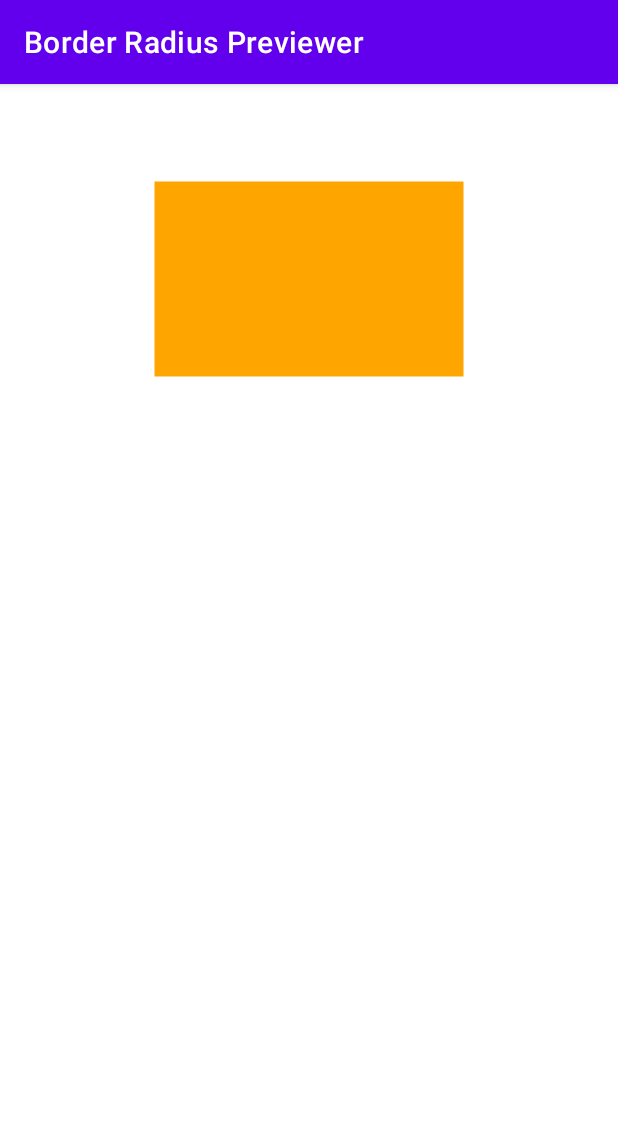
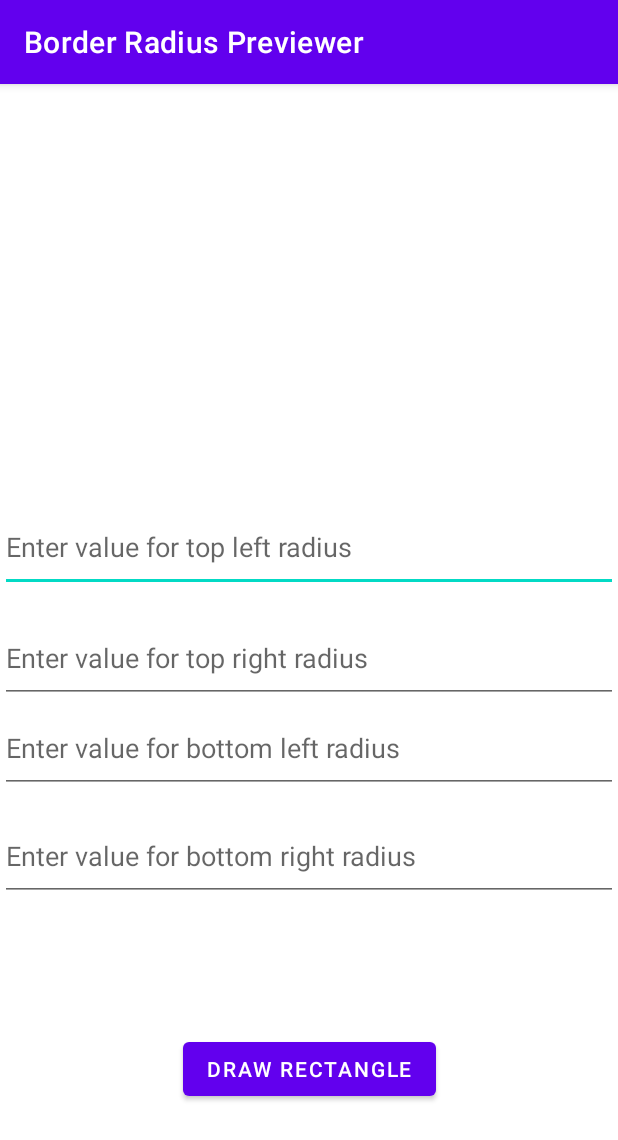
Before and after one commit to kejlor/BorderRadiusPreviewer, an Android app: the screen it shows after launch (MainActivity), on a phone screen of 412 x 824 dp. Shown: the top 1140 px of the screen. Run offline under Robolectric (Android 15) with nearby library versions, the phone set to English and light mode, and no system bars.

Commit message:
Project still need a lot of work. Added edit text fields for each radius and button to draw rectangle.

```diff
--- a/app/src/main/java/com/example/borderradiuspreviewer/DrawRectangle.kt
+++ b/app/src/main/java/com/example/borderradiuspreviewer/DrawRectangle.kt
@@ -3,11 +3,13 @@ package com.example.borderradiuspreviewer
 import android.graphics.*
 import androidx.annotation.ColorInt
 
-class DrawRectangle(@ColorInt private val color: Int) : Painter {
-    private var topLeftRadius = 0f
-    private var topRightRadius = 0f
-    private var bottomLeftRadius = 0f
-    private var bottomRightRadius = 0f
+class DrawRectangle(
+    @ColorInt private val color: Int,
+    private var topLeftRadius: Float,
+    private var topRightRadius: Float,
+    private var bottomLeftRadius: Float,
+    private var bottomRightRadius: Float
+) : Painter {
     private val paint = Paint()
     private val path = Path()
     private val corners = floatArrayOf(
@@ -16,31 +18,17 @@ class DrawRectangle(@ColorInt private val color: Int) : Painter {
         bottomRightRadius, bottomRightRadius,     // Bottom right radius in px
         bottomLeftRadius, bottomLeftRadius      // Bottom left radius in px
     )
+
     override fun paint(canvas: Canvas) {
         drawBackground(canvas)
     }
+
     private fun drawBackground(canvas: Canvas) {
         paint.color = color
         val width = canvas.width.toFloat()
         val height = canvas.height.toFloat()
-        val rectF = RectF(width / 4 ,height / 4, width / 4 * 3, height / 4 * 3)
+        val rectF = RectF(width / 4, height / 4, width / 4 * 3, height / 4 * 3)
         path.addRoundRect(rectF, corners, Path.Direction.CW)
         canvas.drawPath(path, paint)
     }
-    fun changeTopLeftRadius(radius: Float, canvas: Canvas) {
-        topLeftRadius = radius
-        drawBackground(canvas)
-    }
-    fun changeTopRightRadius(radius: Float, canvas: Canvas) {
-        topRightRadius = radius
-        drawBackground(canvas)
-    }
-    fun changeBottomRightRadius(radius: Float, canvas: Canvas) {
-        bottomRightRadius = radius
-        drawBackground(canvas)
-    }
-    fun changeBottomLeftRadius(radius: Float, canvas: Canvas) {
-        bottomLeftRadius = radius
-        drawBackground(canvas)
-    }
 }
--- a/app/src/main/java/com/example/borderradiuspreviewer/MainActivity.kt
+++ b/app/src/main/java/com/example/borderradiuspreviewer/MainActivity.kt
@@ -2,11 +2,20 @@ package com.example.borderradiuspreviewer
 
 import androidx.appcompat.app.AppCompatActivity
 import android.os.Bundle
+import android.os.Handler
+import android.os.Looper
+import android.text.Editable
+import android.text.TextWatcher
 import android.view.ViewGroup
+import android.widget.Button
+import android.widget.EditText
 import android.widget.FrameLayout
+import android.widget.Toast
+import androidx.core.widget.addTextChangedListener
 import com.example.borderradiuspreviewer.utils.resToPx
 import com.example.borderradiuspreviewer.utils.toColorInt
 import kotlinx.android.synthetic.main.activity_main.*
+import java.lang.IllegalArgumentException
 
 class MainActivity : AppCompatActivity() {
     override fun onCreate(savedInstanceState: Bundle?) {
@@ -16,17 +25,51 @@ class MainActivity : AppCompatActivity() {
         val cardWidth = ViewGroup.LayoutParams.MATCH_PARENT
         val cardHeight = R.dimen.profile_card_height.resToPx(this).toInt()
         val profileCardContainer = findViewById<FrameLayout>(R.id.profileCardContainer)
+        var editTextTopLeftRadius = findViewById<EditText>(R.id.editTextTopLeftRadius)
+        var editTextTopRightRadius = findViewById<EditText>(R.id.editTextTopRightRadius)
+        var editTextBottomLeftRadius = findViewById<EditText>(R.id.editTextBottomLeftRadius)
+        var editTextBottomRightRadius = findViewById<EditText>(R.id.editTextBottomRightRadius)
+        val button = findViewById<Button>(R.id.buttonDraw)
+        var topLeftRadiusFromInput = 0f
+        var topRightRadiusFromInput = 0f
+        var bottomLeftRadiusFromInput = 0f
+        var bottomRightRadiusFromInput = 0f
+
+        editTextBottomLeftRadius.addTextChangedListener(object : TextWatcher {
+            override fun beforeTextChanged(p0: CharSequence?, p1: Int, p2: Int, p3: Int) {
+
+            }
+
+            override fun onTextChanged(p0: CharSequence?, p1: Int, p2: Int, p3: Int) {
+                bottomLeftRadiusFromInput = editTextBottomLeftRadius.text.toString().toFloat()
                 val painter = DrawRectangle(
-            color = orangeColor
+                    color = orangeColor,
+                    topLeftRadius = topLeftRadiusFromInput,
+                    topRightRadius = topRightRadiusFromInput,
+                    bottomLeftRadius = editTextBottomLeftRadius.text.toString().toFloat(),
+                    bottomRightRadius = bottomRightRadiusFromInput
                 )
+            }
+
+            override fun afterTextChanged(p0: Editable?) {
+
+            }
+        })
+
+        button.setOnClickListener {
             profileCardContainer.addView(
                 CustomPainter(
                     context = this,
                     width = cardWidth,
                     height = cardHeight,
-                painter = painter
+                    painter = DrawRectangle(
+                        color = orangeColor, topLeftRadius = topLeftRadiusFromInput,
+                        topRightRadius = topRightRadiusFromInput,
+                        bottomLeftRadius = bottomLeftRadiusFromInput,
+                        bottomRightRadius = bottomRightRadiusFromInput
                     )
                 )
-//        TODO: need to implement EditText fields which will allow user to change each corner radius
+            )
         }
     }
+}
--- a/app/src/main/res/layout/activity_main.xml
+++ b/app/src/main/res/layout/activity_main.xml
@@ -1,14 +1,68 @@
 <?xml version="1.0" encoding="utf-8"?>
-<RelativeLayout xmlns:android="http://schemas.android.com/apk/res/android"
+<androidx.constraintlayout.widget.ConstraintLayout xmlns:android="http://schemas.android.com/apk/res/android"
     xmlns:app="http://schemas.android.com/apk/res-auto"
     xmlns:tools="http://schemas.android.com/tools"
     android:layout_width="match_parent"
     android:layout_height="match_parent"
     tools:context=".MainActivity">
 
+
     <FrameLayout
         android:id="@+id/profileCardContainer"
         android:layout_width="match_parent"
-        android:layout_height="260dp" />
+        android:layout_height="260dp"
+        app:layout_constraintBottom_toBottomOf="parent"
+        app:layout_constraintEnd_toEndOf="parent"
+        app:layout_constraintHorizontal_bias="0.0"
+        app:layout_constraintStart_toStartOf="parent"
+        app:layout_constraintTop_toTopOf="parent"
+        app:layout_constraintVertical_bias="0.0" />
 
-</RelativeLayout>
+    <EditText
+        android:id="@+id/editTextTopLeftRadius"
+        android:layout_width="match_parent"
+        android:layout_height="60dp"
+        android:hint="Enter value for top left radius"
+        app:layout_constraintBottom_toBottomOf="parent"
+        app:layout_constraintTop_toBottomOf="@+id/profileCardContainer"
+        app:layout_constraintVertical_bias="0.042"
+        tools:layout_editor_absoluteX="0dp" />
+
+    <EditText
+        android:id="@+id/editTextTopRightRadius"
+        android:layout_width="match_parent"
+        android:layout_height="60dp"
+        android:hint="Enter value for top right radius"
+        app:layout_constraintBottom_toBottomOf="parent"
+        app:layout_constraintTop_toBottomOf="@+id/editTextTopLeftRadius"
+        app:layout_constraintVertical_bias="0.038"
+        tools:layout_editor_absoluteX="0dp" />
+
+    <EditText
+        android:id="@+id/editTextBottomLeftRadius"
+        android:layout_width="match_parent"
+        android:layout_height="60dp"
+        android:hint="Enter value for bottom left radius"
+        app:layout_constraintTop_toBottomOf="@+id/editTextTopRightRadius"
+        tools:layout_editor_absoluteX="0dp" />
+
+    <EditText
+        android:id="@+id/editTextBottomRightRadius"
+        android:layout_width="match_parent"
+        android:layout_height="60dp"
+        android:layout_marginTop="12dp"
+        android:hint="Enter value for bottom right radius"
+        app:layout_constraintTop_toBottomOf="@+id/editTextBottomLeftRadius"
+        tools:layout_editor_absoluteX="0dp" />
+
+    <Button
+        android:id="@+id/buttonDraw"
+        android:layout_width="wrap_content"
+        android:layout_height="wrap_content"
+        android:text="Draw Rectangle"
+        app:layout_constraintBottom_toBottomOf="parent"
+        app:layout_constraintEnd_toEndOf="parent"
+        app:layout_constraintStart_toStartOf="parent"
+        app:layout_constraintTop_toBottomOf="@+id/editTextBottomRightRadius" />
+
+</androidx.constraintlayout.widget.ConstraintLayout>
```
Lines whose indentation alone changed are shown as unchanged.
